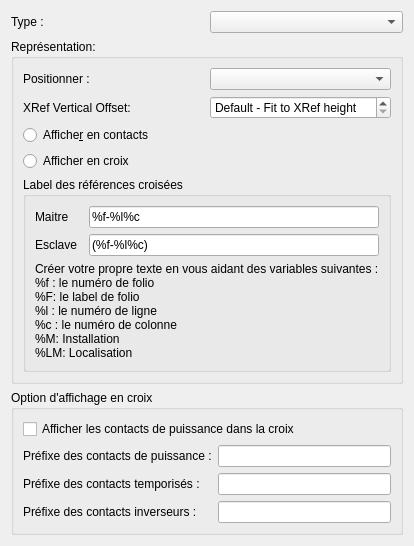
This is sources/ui/xrefpropertieswidget.ui in qelectrotech/qelectrotech-source-mirror as Qt 5 draws it before an edit. The edited form follows.
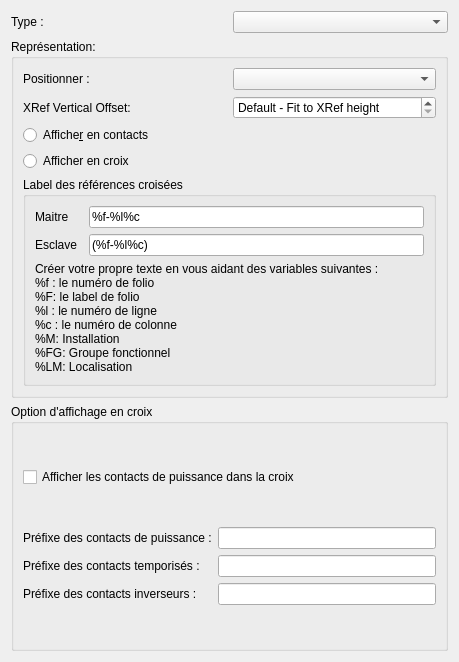
This is the edited form.

What changed in the file:
```diff
--- a/sources/ui/xrefpropertieswidget.ui
+++ b/sources/ui/xrefpropertieswidget.ui
@@ -2,6 +2,14 @@
 <ui version="4.0">
  <class>XRefPropertiesWidget</class>
  <widget class="QWidget" name="XRefPropertiesWidget">
+  <property name="geometry">
+   <rect>
+    <x>0</x>
+    <y>0</y>
+    <width>459</width>
+    <height>662</height>
+   </rect>
+  </property>
   <property name="windowTitle">
    <string>Form</string>
   </property>
@@ -187,6 +195,7 @@
 %l : le numéro de ligne
 %c : le numéro de colonne
 %M: Installation 
+%FG: Groupe fonctionnel  
 %LM: Localisation </string>
              </property>
             </widget>
```
